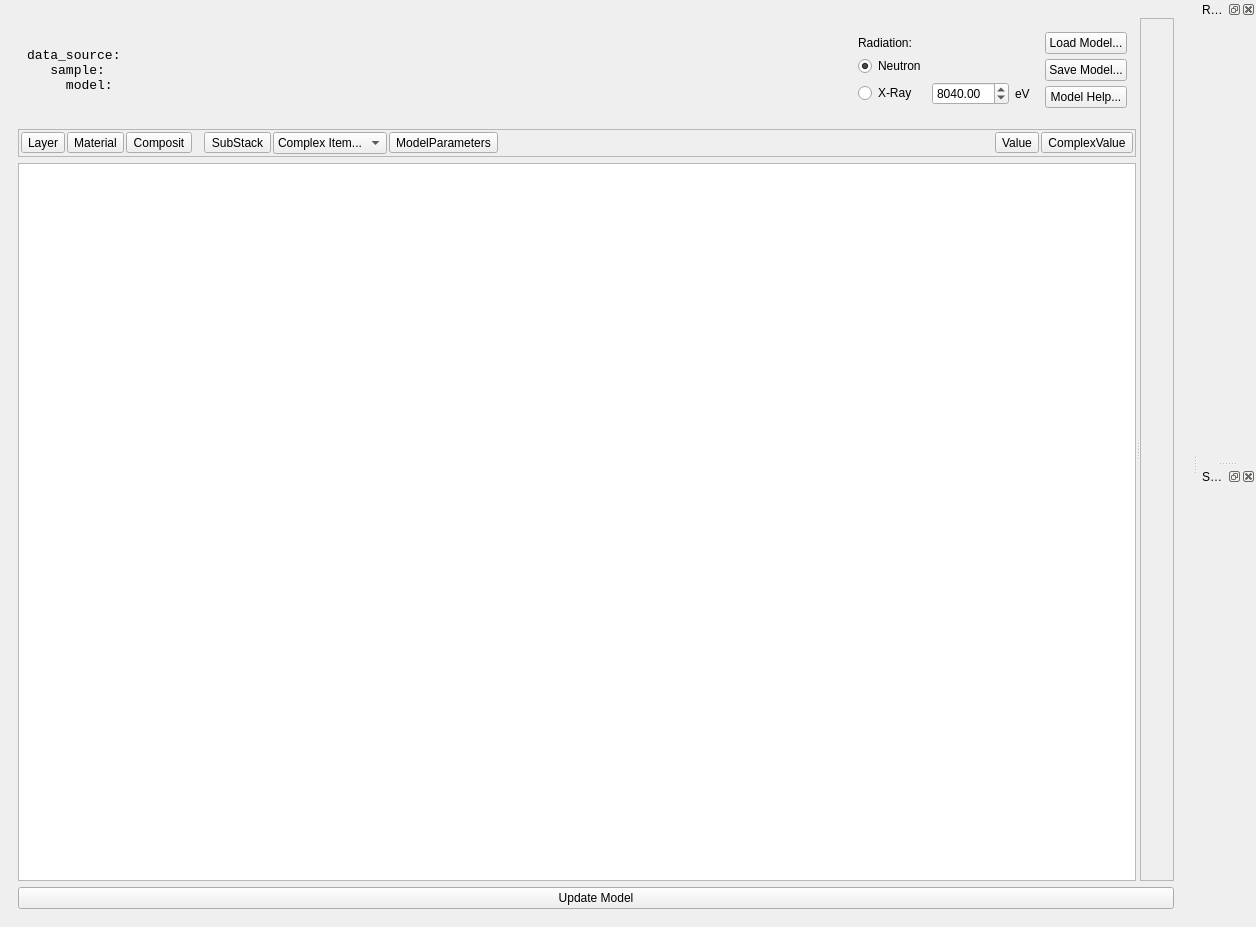
Old version of the form orso_sample_builder/main_window.ui in the repository reflectivity/orso_tools.
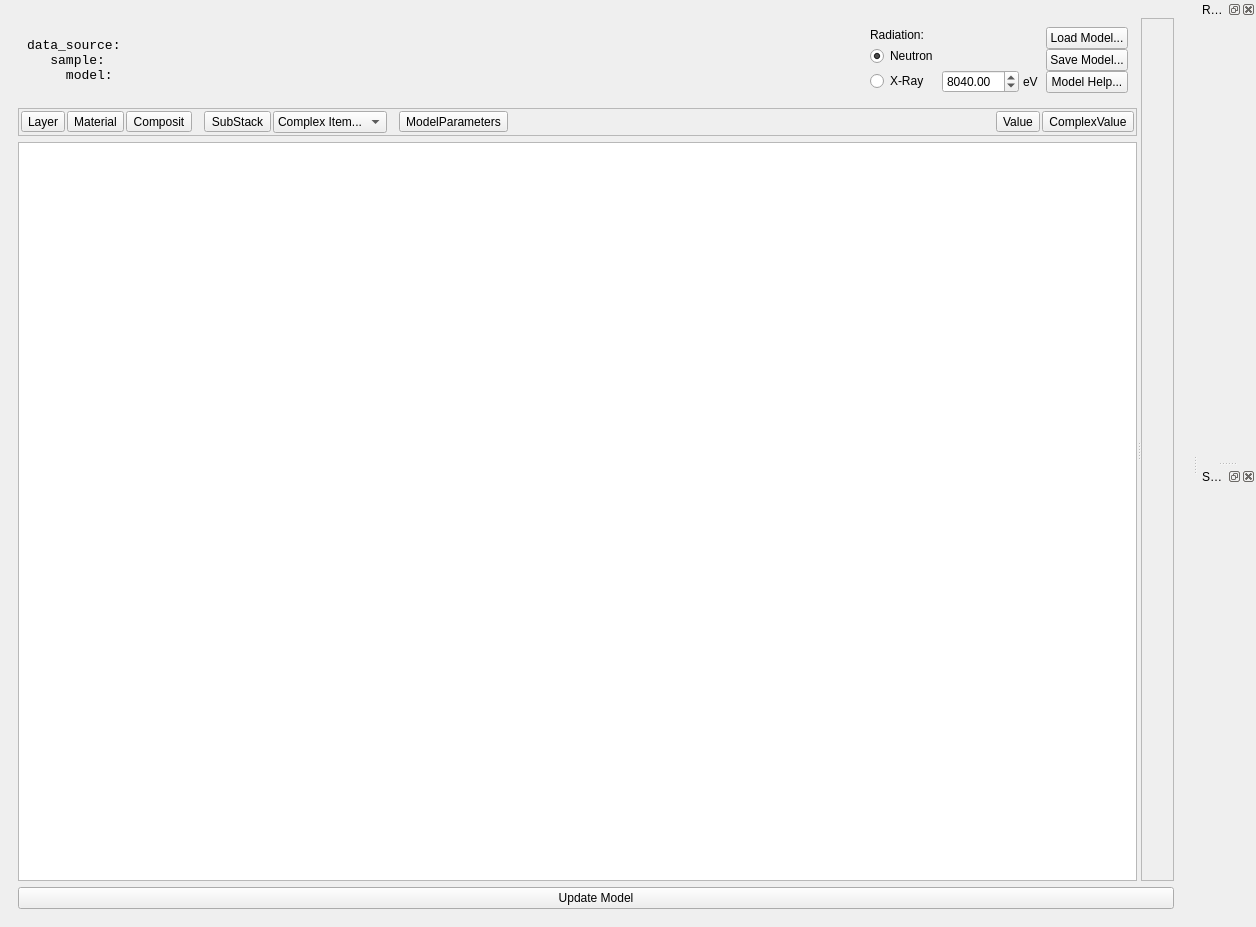
New version of the form. Custom widgets are drawn as their Qt base class.

The edit to the form file:
```diff
--- a/orso_sample_builder/main_window.ui
+++ b/orso_sample_builder/main_window.ui
@@ -58,6 +58,21 @@
                  </size>
                 </property>
                 <layout class="QGridLayout" name="gridLayout">
+                 <property name="leftMargin">
+                  <number>0</number>
+                 </property>
+                 <property name="topMargin">
+                  <number>0</number>
+                 </property>
+                 <property name="rightMargin">
+                  <number>0</number>
+                 </property>
+                 <property name="bottomMargin">
+                  <number>0</number>
+                 </property>
+                 <property name="spacing">
+                  <number>4</number>
+                 </property>
                  <item row="0" column="0">
                   <widget class="QLabel" name="label_2">
                    <property name="text">
@@ -236,6 +251,22 @@
                 </item>
                </widget>
               </item>
+              <item>
+               <spacer name="horizontalSpacer_3">
+                <property name="orientation">
+                 <enum>Qt::Horizontal</enum>
+                </property>
+                <property name="sizeType">
+                 <enum>QSizePolicy::Fixed</enum>
+                </property>
+                <property name="sizeHint" stdset="0">
+                 <size>
+                  <width>10</width>
+                  <height>20</height>
+                 </size>
+                </property>
+               </spacer>
+              </item>
               <item>
                <widget class="QToolButton" name="toolButton">
                 <property name="text">
```
